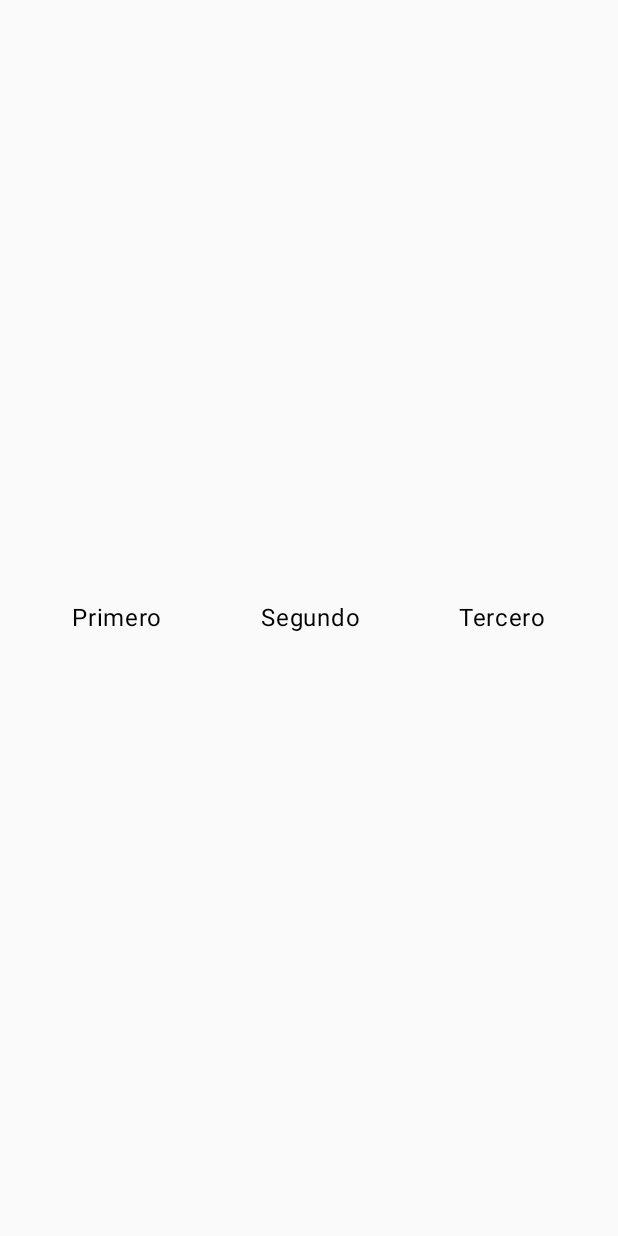
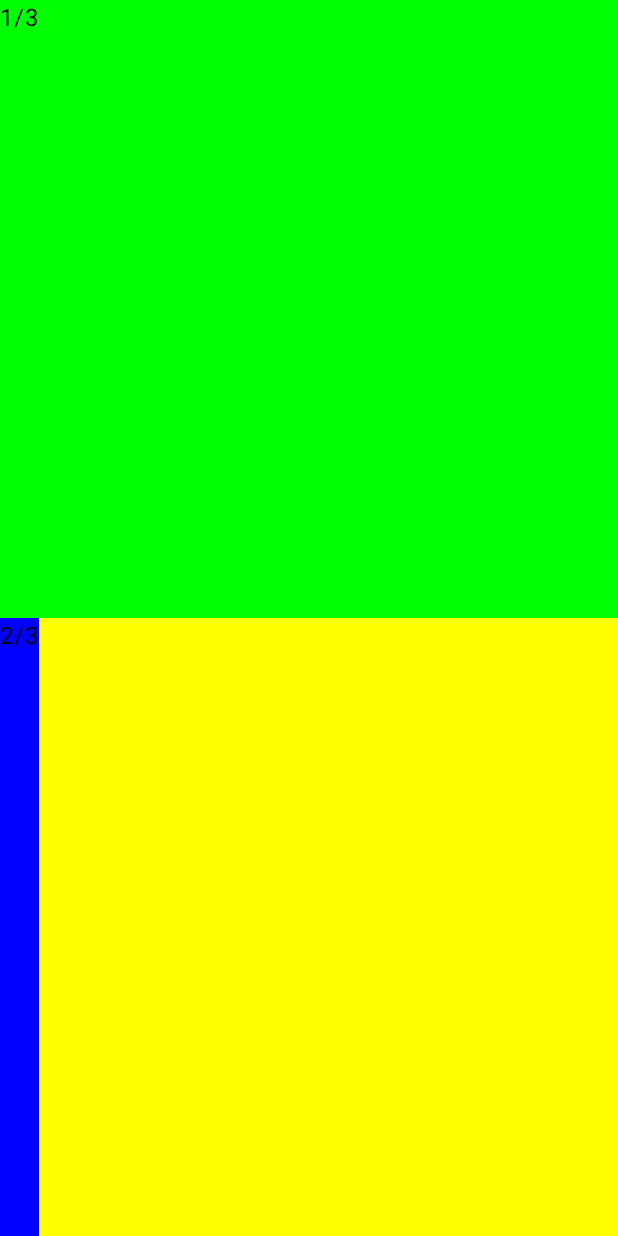
Before and after one commit to Pato-al-aparato/2dam-repo, an Android app built with Jetpack Compose: the screen it shows after launch (MainActivityContenedores), on a phone screen of 412 x 824 dp. Before the commit the screen is almost empty. Run offline under Robolectric (Android 15) with nearby library versions, the phone set to English and light mode, and no system bars.

Commit message:
commit en android studio desde clase

```diff
--- a/desarrollo-movil/PrimerProyecto/app/src/main/java/com/example/primerproyecto/ui/theme/Color.kt
+++ b/desarrollo-movil/PrimerProyecto/app/src/main/java/com/example/primerproyecto/ui/theme/Color.kt
@@ -7,7 +7,7 @@ val PurpleGrey80 = Color(0xFFCCC2DC)
 val Pink80 = Color(0xFFEFB8C8)
 
 val Purple40 = Color(0xFF6650a4)
-val PurpleGrey40 = Color(0xFF625b71)
+val PurpleGrey40 = Color(0xFF9568FF)
 val Pink40 = Color(0xFF7D5260)
 
 val Verde = Color(0xFF90FF65)
--- a/desarrollo-movil/PrimerProyecto/contenedores/src/main/java/com/example/contenedores/MainActivityContenedores.kt
+++ b/desarrollo-movil/PrimerProyecto/contenedores/src/main/java/com/example/contenedores/MainActivityContenedores.kt
@@ -4,16 +4,22 @@ import android.os.Bundle
 import androidx.activity.ComponentActivity
 import androidx.activity.compose.setContent
 import androidx.activity.enableEdgeToEdge
+import androidx.compose.foundation.background
 import androidx.compose.foundation.layout.Arrangement
+import androidx.compose.foundation.layout.Box
 import androidx.compose.foundation.layout.Column
 import androidx.compose.foundation.layout.Row
 import androidx.compose.foundation.layout.fillMaxSize
 import androidx.compose.foundation.layout.padding
+import androidx.compose.foundation.layout.size
+import androidx.compose.material3.MaterialTheme
 import androidx.compose.material3.Scaffold
 import androidx.compose.material3.Text
 import androidx.compose.runtime.Composable
 import androidx.compose.ui.Alignment
 import androidx.compose.ui.Modifier
+import androidx.compose.ui.draw.paint
+import androidx.compose.ui.graphics.Color
 import androidx.compose.ui.input.pointer.pointerInput
 import androidx.compose.ui.tooling.preview.Preview
 import androidx.compose.ui.unit.dp
@@ -44,15 +50,41 @@ fun MiContenedor() {
 //        Text("Tercero")
 //    }
 
-    Row (
-        modifier = Modifier.fillMaxSize().padding(48.dp),
-        horizontalArrangement = Arrangement.SpaceBetween,
-        verticalAlignment = Alignment.CenterVertically,
+//    Row (
+//        modifier = Modifier.fillMaxSize().padding(48.dp),
+//        horizontalArrangement = Arrangement.SpaceBetween,
+//        verticalAlignment = Alignment.CenterVertically,
+//    ) {
+//        Text("Primero", modifier = Modifier.background(color = Color.Green))
+//        Text("Segundo", modifier = Modifier.background(MaterialTheme.colorScheme.primary))
+//        Text("Tercero")
+//        Text("Cuarto")
+//    }
+//
+//    Box(
+//        modifier = Modifier.size(120.dp).background(Color.Yellow),
+//        contentAlignment = Alignment.Center
+//    ){
+//        Text("Centro")
+//        Text("Abajo", modifier = Modifier.align(Alignment.BottomEnd))
+//    }
+
+    Column (
+        modifier = Modifier
+            .fillMaxSize()
+            .background(Color.Yellow)
     ) {
-        Text("Primero")
-        Text("Segundo")
-        Text("Tercero")
+        Text("1/3", modifier = Modifier
+            .weight(15f)
+            .background(Color.Green)
+            .fillMaxSize())
+
+        Text("2/3", modifier = Modifier
+            .weight(15f)
+            .background(Color.Blue))
     }
+
+
 
 }
 
```
